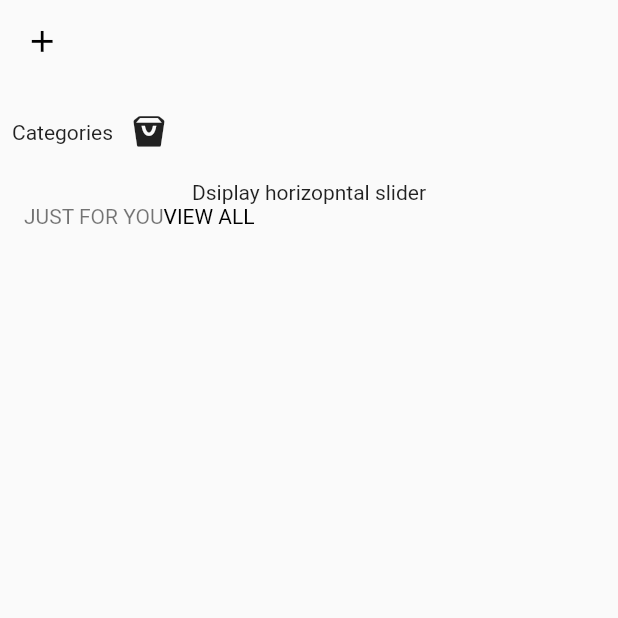
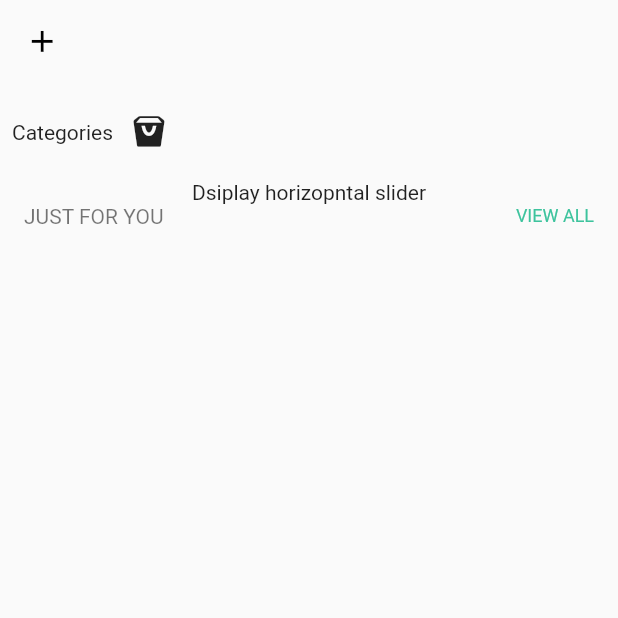
Before and after one commit to xaakib/shose-e-commerce-ui-deisng, a Flutter app: the screen it shows after launch, on a phone screen of 412 x 824 dp, the top half of it. Run offline on Flutter 3.47's test engine with Material 2 defaults, Android fonts, the phone set to English and light mode, and no system bars.

```diff
--- a/lib/core/const.dart
+++ b/lib/core/const.dart
@@ -3,7 +3,7 @@ import 'package:flutter/material.dart';
 class AppColors {
   static final Color blueColor = Color(0xFF0c99c3);
   static final Color greenColor = Color(0xFF3dc39d);
-  static final Color yelowColor = Color(0xFFdac007);
+  static final Color yellowColor = Color(0xFFdac007);
   static final Color redColor = Color(0xFFbe0b2b);
   static final Color orangeColor = Color(0xFFbe740b);
 }
--- a/lib/screens/homepage.dart
+++ b/lib/screens/homepage.dart
@@ -1,3 +1,4 @@
+import 'package:e_commerce_mobile_app/core/const.dart';
 import 'package:e_commerce_mobile_app/core/flutter%20icons.dart';
 import 'package:flutter/material.dart';
 
@@ -13,10 +14,7 @@ class _HomePageState extends State<HomePage> {
       appBar: AppBar(
         backgroundColor: Colors.transparent,
         elevation: 0,
-        leading: Icon(
-          FlutterIcons.menu,
-          color: Colors.black,
-        ),
+        leading: Icon(FlutterIcons.menu, color: Colors.black),
       ),
       body: Column(
         children: [
@@ -26,9 +24,7 @@ class _HomePageState extends State<HomePage> {
               children: [
                 Text('Categories'),
                 IconButton(
-                  icon: Icon(
-                    FlutterIcons.search,
-                  ),
+                  icon: Icon(FlutterIcons.search),
                   onPressed: () {},
                 ),
               ],
@@ -38,20 +34,18 @@ class _HomePageState extends State<HomePage> {
           Padding(
             padding: const EdgeInsets.symmetric(horizontal: 16),
             child: Row(
+              mainAxisAlignment: MainAxisAlignment.spaceBetween,
               children: [
                 Text(
                   "JUST FOR YOU",
-                  style: TextStyle(
-                    color: Colors.black54,
-                  ),
+                  style: TextStyle(color: Colors.black54),
                 ),
                 Text("VIEW ALL",
-                    style: TextStyle(
-                      color: Colors.black,
-                    ))
+                    style:
+                        TextStyle(color: AppColors.greenColor, fontSize: 12)),
               ],
             ),
-          )
+          ),
         ],
       ),
     );
```
Also changed, not shown: lib/models/shoe_model.dart (added, +50 -0 lines).
